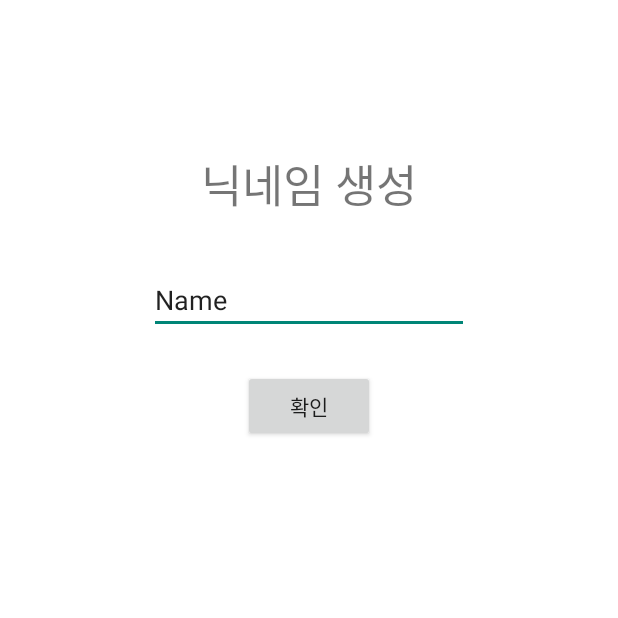
After one commit to superalan89/Pholar, an Android app: the SignupActivity screen opened directly, with no data from a screen before it, on a phone screen of 412 x 824 dp, the top half of it. The commit adds this screen. Run offline under Robolectric (Android 15) with nearby library versions, the phone set to English and light mode, and no system bars.

Commit message:
SignIn, Signup Activity 생성

```diff
--- a/app/src/main/AndroidManifest.xml
+++ b/app/src/main/AndroidManifest.xml
@@ -9,6 +9,7 @@
         android:roundIcon="@mipmap/ic_launcher_round"
         android:supportsRtl="true"
         android:theme="@style/AppTheme">
+
         <!--
         <activity android:name=".MainActivity">
             <intent-filter>
@@ -21,13 +22,15 @@
 
         <activity android:name=".view.home.HomeActivity">
 
+        </activity>
+        <activity android:name=".SigninActivity">
             <intent-filter>
                 <action android:name="android.intent.action.MAIN" />
 
                 <category android:name="android.intent.category.LAUNCHER" />
             </intent-filter>
-
         </activity>
+        <activity android:name=".SignupActivity"></activity>
     </application>
 
 </manifest>
--- /dev/null
+++ b/app/src/main/java/com/hooooong/pholar/SignupActivity.java
@@ -0,0 +1,13 @@
+package com.hooooong.pholar;
+
+import android.support.v7.app.AppCompatActivity;
+import android.os.Bundle;
+
+public class SignupActivity extends AppCompatActivity {
+
+    @Override
+    protected void onCreate(Bundle savedInstanceState) {
+        super.onCreate(savedInstanceState);
+        setContentView(R.layout.activity_signup);
+    }
+}
--- /dev/null
+++ b/app/src/main/res/layout/activity_signup.xml
@@ -0,0 +1,47 @@
+<?xml version="1.0" encoding="utf-8"?>
+<android.support.constraint.ConstraintLayout xmlns:android="http://schemas.android.com/apk/res/android"
+    xmlns:app="http://schemas.android.com/apk/res-auto"
+    xmlns:tools="http://schemas.android.com/tools"
+    android:layout_width="match_parent"
+    android:layout_height="match_parent"
+    tools:context="com.hooooong.pholar.SignupActivity">
+
+    <TextView
+        android:id="@+id/textView3"
+        android:layout_width="wrap_content"
+        android:layout_height="wrap_content"
+        android:layout_marginEnd="8dp"
+        android:layout_marginStart="8dp"
+        android:layout_marginTop="100dp"
+        android:text="닉네임 생성"
+        android:textSize="30sp"
+        app:layout_constraintEnd_toEndOf="parent"
+        app:layout_constraintStart_toStartOf="parent"
+        app:layout_constraintTop_toTopOf="parent" />
+
+    <EditText
+        android:id="@+id/editText"
+        android:layout_width="wrap_content"
+        android:layout_height="wrap_content"
+        android:layout_marginEnd="8dp"
+        android:layout_marginStart="8dp"
+        android:layout_marginTop="32dp"
+        android:ems="10"
+        android:inputType="textPersonName"
+        android:text="Name"
+        app:layout_constraintEnd_toEndOf="parent"
+        app:layout_constraintStart_toStartOf="parent"
+        app:layout_constraintTop_toBottomOf="@+id/textView3" />
+
+    <Button
+        android:id="@+id/button2"
+        android:layout_width="wrap_content"
+        android:layout_height="wrap_content"
+        android:layout_marginEnd="8dp"
+        android:layout_marginStart="8dp"
+        android:layout_marginTop="24dp"
+        android:text="확인"
+        app:layout_constraintEnd_toEndOf="parent"
+        app:layout_constraintStart_toStartOf="parent"
+        app:layout_constraintTop_toBottomOf="@+id/editText" />
+</android.support.constraint.ConstraintLayout>
--- a/app/src/main/res/values/colors.xml
+++ b/app/src/main/res/values/colors.xml
@@ -1,10 +1,10 @@
 <?xml version="1.0" encoding="utf-8"?>
 <resources>
     <color name="colorPrimary">#3F51B5</color>
-    <color name="colorPrimaryDark">#303F9F</color>
+    <color name="colorPrimaryDark">#303f9f</color>
     <color name="colorAccent">#FF4081</color>
 
-    <color name="colorWhite">#FFFFFF</color>
+    <color name="colorWhite">#ffffff</color>
     <color name="colorBlack">#000000</color>
     <color name="colorGray">#808080</color>
     <color name="colorSliver">#C0C0C0</color>
```
Also changed, not shown: app/build.gradle (+7 -0 lines), app/src/main/java/com/hooooong/pholar/SigninActivity.java (added, +112 -0 lines), app/src/main/res/layout/activity_signin.xml (added, +53 -0 lines), app/src/main/res/drawable/signin_bg.png (added), 1 other file.
